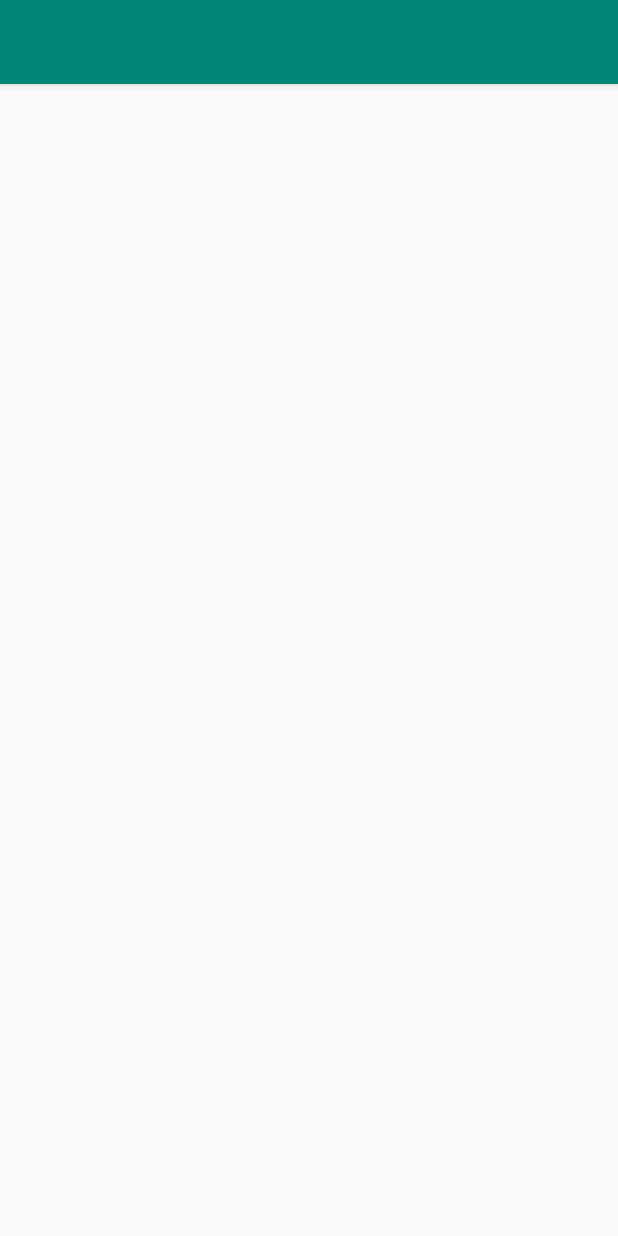
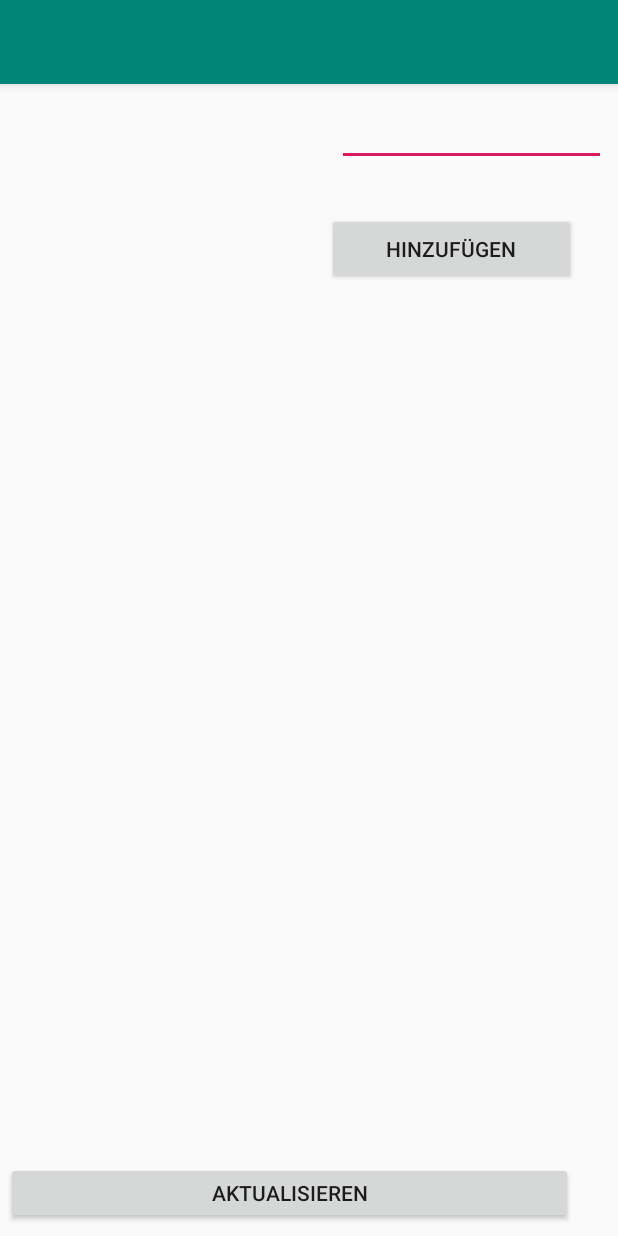
Before and after one commit to franzisgithub/Einkaufsliste-App, an Android app: the Liste screen opened directly, with no data from a screen before it, on a phone screen of 412 x 824 dp. Run offline under Robolectric (Android 15) with nearby library versions, the phone set to English and light mode, and no system bars; our stand-ins replace Firebase (no records; nobody signed in at launch, a user with empty details on screens opened directly); 3 statements that could not run were skipped.

Commit message:
- Einfügen und Entfernen von Listen Elementen (lokal nicht zur Database)

```diff
--- a/app/src/main/java/com/example/werkws18_21/einkaufsliste/Gruppenauswahl.java
+++ b/app/src/main/java/com/example/werkws18_21/einkaufsliste/Gruppenauswahl.java
@@ -1,7 +1,10 @@
 package com.example.werkws18_21.einkaufsliste;
 
+import android.content.Intent;
 import android.support.v7.app.AppCompatActivity;
 import android.os.Bundle;
+import android.view.View;
+import android.widget.Button;
 
 public class Gruppenauswahl extends AppCompatActivity {
 
@@ -9,5 +12,20 @@ public class Gruppenauswahl extends AppCompatActivity {
     protected void onCreate(Bundle savedInstanceState) {
         super.onCreate(savedInstanceState);
         setContentView(R.layout.activity_gruppenauswahl);
+
+        Button gruppe1 = findViewById(R.id.button7);
+
+        //zur Gruppe wechseln
+        //TODO: wechselt noch zu einer generellen Liste
+        gruppe1.setOnClickListener(new View.OnClickListener() {
+            @Override
+            public void onClick(View v) {
+               String intentText ="New Activity";
+               Intent toGroup =
+                       new Intent(Gruppenauswahl.this, Liste.class);
+               toGroup.putExtra("NEXTACTIVITY",intentText);
+               startActivity(toGroup);
+            }
+        });
     }
 }
--- a/app/src/main/java/com/example/werkws18_21/einkaufsliste/Liste.java
+++ b/app/src/main/java/com/example/werkws18_21/einkaufsliste/Liste.java
@@ -1,10 +1,18 @@
 package com.example.werkws18_21.einkaufsliste;
 
+import android.content.DialogInterface;
+import android.content.Intent;
 import android.support.annotation.NonNull;
+import android.support.v7.app.AlertDialog;
 import android.support.v7.app.AppCompatActivity;
 import android.os.Bundle;
 import android.util.Log;
 import android.view.View;
+import android.widget.AdapterView;
+import android.widget.ArrayAdapter;
+import android.widget.Button;
+import android.widget.EditText;
+import android.widget.ListView;
 
 import com.google.android.gms.tasks.OnCompleteListener;
 import com.google.android.gms.tasks.Task;
@@ -19,6 +27,15 @@ import com.google.firebase.firestore.QuerySnapshot;
 import java.util.ArrayList;
 
 public class Liste extends AppCompatActivity {
+
+    // Listen, Buttons und ArrayList
+    //TODO: ArrayList für die Beispiele erstellen und Funktion zum hinzufügen machen
+    private ListView listView;
+    private ListView listView2;
+    private EditText eingabe;
+    private Button adden;
+    private ArrayList<String> itemList;
+    private ArrayAdapter<String> adapter;
 
     private static final String TAG = "MyTag";
     //db als Instanz für die Datenbank im firestore
@@ -38,14 +55,61 @@ public class Liste extends AppCompatActivity {
         super.onCreate(savedInstanceState);
         setContentView(R.layout.activity_liste);
 
+        // Intent aus der Gruppenauswahl
+        Intent toGroup = getIntent();
+        String intentText = "";
+        if (toGroup.getExtras() != null) {
+            intentText =
+                    toGroup.getExtras().get("NEXTACTIVITY").toString();
+
         //db als Instanz für die Datenbank im firestore
         FirebaseFirestore.getInstance();
     }
 
+    //ListView der zu kaufenden Sachen
+        listView=(ListView)findViewById(R.id.listView);
+
+        final ArrayList<String> itemList=new ArrayList<>();
+        eingabe = (EditText) findViewById(R.id.Eingabe);
+        adden = (Button) findViewById(R.id.button10);
+        final ArrayAdapter<String>adapter ;
+
+        // adapter mit den drei Parametern
+        adapter= new ArrayAdapter<String>(getApplicationContext(),android.R.layout.simple_spinner_item,itemList);
+        // data setzen in der ListView
+        listView.setAdapter(adapter);
+
     //aufruf soll ausgewähltes oder eingegebenes Item zur ausgewählten Liste hinzufügen
-    public void addItem(View view) {
-        //TODO
+        // war vorher addItem Funktion
+    adden.setOnClickListener(new View.OnClickListener() {
+        @Override
+        public void onClick(View v) {
+            itemList.add(eingabe.getText().toString());
+            adapter.notifyDataSetChanged();
+        }
+        });
+
+        //Funktion zum entfernen von Items
+        //TODO: MyDataObject ist die Datenbank musst du dann noch umbenennen und einfügen
+        listView.setOnItemClickListener(new AdapterView.OnItemClickListener() {
+            @Override
+            public void onItemClick(AdapterView<?> parent, View view, int position, long id) {
+                AlertDialog.Builder adb=new AlertDialog.Builder(Liste.this);
+                adb.setTitle("Delete?");
+                adb.setMessage("Möchten sie das Produkt entfernen?" + position);
+                final int positionToRemove = position;
+                adb.setNegativeButton("Zurück", null);
+                adb.setPositiveButton("Ok", new AlertDialog.OnClickListener(){
+                    public void onClick(DialogInterface dialog,int which){
+                        MyDataObject.remove(positionToRemove);
+                        adapter.notifyDataSetChanged();
+                    }});
+                adb.show();
+            }
+        });
     }
+
+
 
     //aufrufen, um Items in ausgewählter Liste herunterzuladen
     public void getItems(View view) {
--- a/app/src/main/java/com/example/werkws18_21/einkaufsliste/MainActivity.java
+++ b/app/src/main/java/com/example/werkws18_21/einkaufsliste/MainActivity.java
@@ -35,9 +35,23 @@ public class MainActivity extends AppCompatActivity {
         EditText passwort= findViewById(R.id.eT_Passwort);
         Button buttonAcc = findViewById(R.id.button);
         Button buttonP= findViewById(R.id.button2);
+        Button login = findViewById(R.id.button4);
 
         //Instanz der Firebase Authentifikation
         mAuth =FirebaseAuth.getInstance();
+
+
+        // Wechseln über erfolgreichen login zur Gruppen/Listenauswahl
+        login.setOnClickListener(new View.OnClickListener() {
+            @Override
+            public void onClick(View v) {
+                String intentText = "New Activity";
+                Intent toGroupSet =
+                        new Intent(MainActivity.this, Gruppenauswahl.class);
+                toGroupSet.putExtra("NEXTACTIVITY", intentText);
+                startActivity(toGroupSet);
+            }
+        });
 
         //TODO: irgendwie ist beim App öffnen immer als erstes das Passwort eingabefeld aktiv
 
--- a/app/src/main/res/layout/activity_accounterstellen.xml
+++ b/app/src/main/res/layout/activity_accounterstellen.xml
@@ -55,7 +55,7 @@
         app:layout_constraintHorizontal_bias="0.568"
         app:layout_constraintStart_toStartOf="parent"
         app:layout_constraintTop_toBottomOf="@+id/textView2"
-        app:layout_constraintVertical_bias="0.062" />
+        app:layout_constraintVertical_bias="0.056" />
 
     <Button
         android:id="@+id/button3"
--- a/app/src/main/res/layout/activity_liste.xml
+++ b/app/src/main/res/layout/activity_liste.xml
@@ -10,11 +10,101 @@
         android:id="@+id/guideline"
         android:layout_width="wrap_content"
         android:layout_height="wrap_content"
-        android:layout_marginStart="208dp"
-        android:layout_marginEnd="175dp"
+        android:layout_marginStart="200dp"
+        android:layout_marginEnd="183dp"
         android:orientation="vertical"
         app:layout_constraintEnd_toEndOf="parent"
-        app:layout_constraintGuide_begin="208dp"
+        app:layout_constraintGuide_begin="192dp"
         app:layout_constraintStart_toStartOf="parent" />
 
+    <ListView
+        android:layout_width="162dp"
+        android:layout_height="438dp"
+        android:layout_marginStart="8dp"
+        android:layout_marginTop="8dp"
+        android:layout_marginEnd="8dp"
+        app:layout_constraintEnd_toStartOf="@+id/guideline"
+        app:layout_constraintStart_toStartOf="parent"
+        app:layout_constraintTop_toTopOf="parent" />
+
+    <Button
+        android:id="@+id/buttonakt"
+        android:layout_width="378dp"
+        android:layout_height="41dp"
+        android:layout_marginStart="4dp"
+        android:layout_marginTop="8dp"
+        android:layout_marginEnd="8dp"
+        android:layout_marginBottom="8dp"
+        android:text="Aktualisieren"
+        app:layout_constraintBottom_toBottomOf="parent"
+        app:layout_constraintEnd_toEndOf="parent"
+        app:layout_constraintHorizontal_bias="0.015"
+        app:layout_constraintStart_toStartOf="parent"
+        app:layout_constraintTop_toTopOf="@+id/_dynamic"
+        app:layout_constraintVertical_bias="1.0" />
+
+    <android.support.design.widget.TextInputLayout
+        android:id="@+id/textInputLayout"
+        android:layout_width="175dp"
+        android:layout_height="wrap_content"
+        android:layout_marginStart="8dp"
+        android:layout_marginTop="8dp"
+        android:layout_marginEnd="8dp"
+        android:layout_marginBottom="8dp"
+        android:hint="Eingabe"
+        app:layout_constraintBottom_toBottomOf="parent"
+        app:layout_constraintEnd_toEndOf="parent"
+        app:layout_constraintHorizontal_bias="0.0"
+        app:layout_constraintStart_toStartOf="@+id/guideline"
+        app:layout_constraintTop_toTopOf="parent"
+        app:layout_constraintVertical_bias="0.0">
+
+    </android.support.design.widget.TextInputLayout>
+
+    <ListView
+        android:layout_width="175dp"
+        android:layout_height="335dp"
+        android:layout_marginStart="8dp"
+        android:layout_marginTop="8dp"
+        android:layout_marginEnd="8dp"
+        android:layout_marginBottom="8dp"
+        app:layout_constraintBottom_toBottomOf="parent"
+        app:layout_constraintEnd_toEndOf="parent"
+        app:layout_constraintHorizontal_bias="0.0"
+        app:layout_constraintStart_toStartOf="@+id/guideline"
+        app:layout_constraintTop_toTopOf="@+id/Eingabe"
+        app:layout_constraintVertical_bias="0.622" />
+
+    <EditText
+        android:id="@+id/Eingabe"
+        android:layout_width="179dp"
+        android:layout_height="wrap_content"
+        android:layout_marginStart="8dp"
+        android:layout_marginTop="8dp"
+        android:layout_marginEnd="8dp"
+        android:layout_marginBottom="8dp"
+        android:inputType="text"
+        app:layout_constraintBottom_toBottomOf="parent"
+        app:layout_constraintEnd_toEndOf="parent"
+        app:layout_constraintHorizontal_bias="1.0"
+        app:layout_constraintStart_toStartOf="@+id/guideline"
+        app:layout_constraintTop_toTopOf="parent"
+        app:layout_constraintVertical_bias="0.002" />
+
+    <Button
+        android:id="@+id/button10"
+        android:layout_width="166dp"
+        android:layout_height="wrap_content"
+        android:layout_marginStart="8dp"
+        android:layout_marginTop="8dp"
+        android:layout_marginEnd="8dp"
+        android:layout_marginBottom="8dp"
+        android:text="Hinzufügen"
+        app:layout_constraintBottom_toBottomOf="parent"
+        app:layout_constraintEnd_toEndOf="parent"
+        app:layout_constraintHorizontal_bias="0.477"
+        app:layout_constraintStart_toStartOf="@+id/guideline"
+        app:layout_constraintTop_toTopOf="parent"
+        app:layout_constraintVertical_bias="0.111" />
+
 </android.support.constraint.ConstraintLayout>
```
